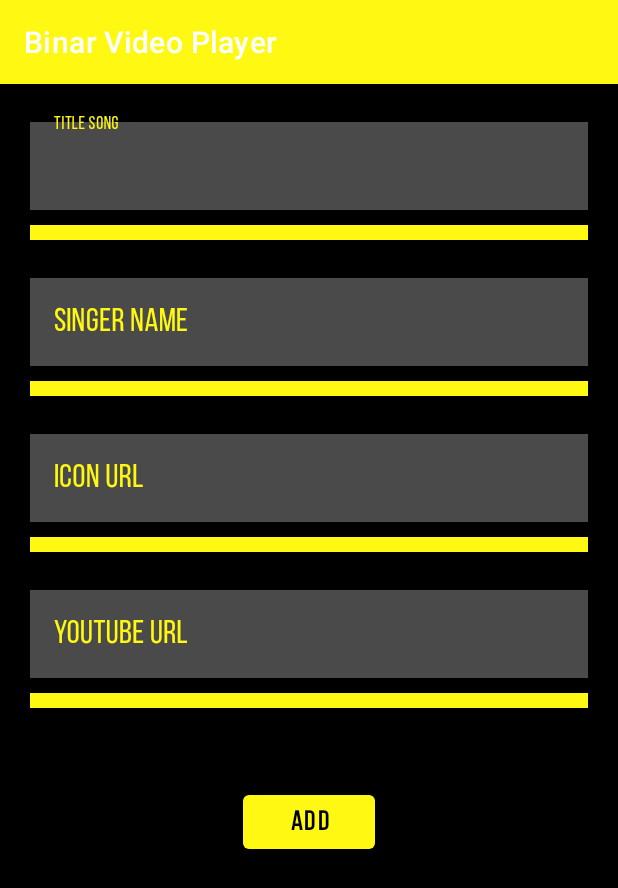
After one commit to icalshapa/BinarVideoPlayer, an Android app: the AddNewSongActivity screen opened directly, with no data from a screen before it, on a phone screen of 412 x 824 dp. The commit adds this screen. Shown: the top 888 px of the screen. Run offline under Robolectric (Android 15) with nearby library versions, the phone set to English and light mode, and no system bars.

Commit message:
Initial commit

```diff
--- a/app/src/main/AndroidManifest.xml
+++ b/app/src/main/AndroidManifest.xml
@@ -2,7 +2,7 @@
 <manifest xmlns:android="http://schemas.android.com/apk/res/android"
     package="com.binarteamtwo.binarvideoplayer">
 
-    <uses-permission android:name="android.permission.INTERNET"/>
+    <uses-permission android:name="android.permission.INTERNET" />
 
     <application
         android:allowBackup="true"
@@ -11,6 +11,7 @@
         android:roundIcon="@mipmap/ic_launcher_round"
         android:supportsRtl="true"
         android:theme="@style/Theme.BinarVideoPlayer">
+        <activity android:name=".addnewsong.AddNewSongActivity"></activity>
         <activity android:name=".MainActivity">
             <intent-filter>
                 <action android:name="android.intent.action.MAIN" />
--- /dev/null
+++ b/app/src/main/java/com/binarteamtwo/binarvideoplayer/addnewsong/AddNewSongActivity.kt
@@ -0,0 +1,12 @@
+package com.binarteamtwo.binarvideoplayer.addnewsong
+
+import androidx.appcompat.app.AppCompatActivity
+import android.os.Bundle
+import com.binarteamtwo.binarvideoplayer.R
+
+class AddNewSongActivity : AppCompatActivity() {
+    override fun onCreate(savedInstanceState: Bundle?) {
+        super.onCreate(savedInstanceState)
+        setContentView(R.layout.activity_add_new_song)
+    }
+}
--- /dev/null
+++ b/app/src/main/res/drawable/shape_rectangle_yellow.xml
@@ -0,0 +1,4 @@
+<?xml version="1.0" encoding="utf-8"?>
+<shape xmlns:android="http://schemas.android.com/apk/res/android">
+    <solid android:color="@color/main_yellow"/>
+</shape>
--- /dev/null
+++ b/app/src/main/res/layout/activity_add_new_song.xml
@@ -0,0 +1,163 @@
+<?xml version="1.0" encoding="utf-8"?>
+<androidx.constraintlayout.widget.ConstraintLayout xmlns:android="http://schemas.android.com/apk/res/android"
+    xmlns:app="http://schemas.android.com/apk/res-auto"
+    xmlns:tools="http://schemas.android.com/tools"
+    android:layout_width="match_parent"
+    android:layout_height="match_parent"
+    android:background="@color/main_black"
+    android:padding="20dp"
+    tools:context=".addnewsong.AddNewSongActivity">
+
+    <com.google.android.material.textfield.TextInputLayout
+        android:id="@+id/til_title_song"
+        style="@style/Widget.MaterialComponents.TextInputLayout.OutlinedBox"
+        android:layout_width="match_parent"
+        android:layout_height="wrap_content"
+        android:hint="Title Song"
+        android:textColorHint="@color/main_yellow"
+        app:layout_constraintLeft_toLeftOf="parent"
+        app:layout_constraintRight_toRightOf="parent"
+        app:layout_constraintTop_toTopOf="parent">
+
+        <com.google.android.material.textfield.TextInputEditText
+            android:id="@+id/et_title_song"
+            android:layout_width="match_parent"
+            android:layout_height="wrap_content"
+            android:background="@color/main_grey"
+            android:fontFamily="@font/bebas_neue_regular"
+            android:textColor="@color/main_yellow"
+            android:textSize="22sp" />
+
+    </com.google.android.material.textfield.TextInputLayout>
+
+    <ImageView
+        android:id="@+id/shape1"
+        android:layout_width="400dp"
+        android:layout_height="10dp"
+        android:layout_marginTop="10dp"
+        android:layout_marginBottom="10dp"
+        android:src="@drawable/shape_rectangle_yellow"
+        app:layout_constraintLeft_toLeftOf="@id/til_title_song"
+        app:layout_constraintRight_toRightOf="@id/til_title_song"
+        app:layout_constraintTop_toBottomOf="@id/til_title_song" />
+
+    <com.google.android.material.textfield.TextInputLayout
+        android:id="@+id/til_singer_name"
+        style="@style/Widget.MaterialComponents.TextInputLayout.OutlinedBox"
+        android:layout_width="match_parent"
+        android:layout_height="wrap_content"
+        android:layout_marginTop="20dp"
+        android:hint="Singer Name"
+        android:textColorHint="@color/main_yellow"
+        app:layout_constraintLeft_toLeftOf="parent"
+        app:layout_constraintRight_toRightOf="parent"
+        app:layout_constraintBottom_toTopOf="@id/shape2"
+        app:layout_constraintTop_toBottomOf="@id/shape1">
+
+        <com.google.android.material.textfield.TextInputEditText
+            android:id="@+id/et_singer_name"
+            android:layout_width="match_parent"
+            android:layout_height="wrap_content"
+            android:background="@color/main_grey"
+            android:fontFamily="@font/bebas_neue_regular"
+            android:textColor="@color/main_yellow"
+            android:textSize="22sp" />
+
+    </com.google.android.material.textfield.TextInputLayout>
+
+    <ImageView
+        android:id="@+id/shape2"
+        android:layout_width="400dp"
+        android:layout_height="10dp"
+        android:layout_marginTop="10dp"
+        android:layout_marginBottom="10dp"
+        android:src="@drawable/shape_rectangle_yellow"
+        app:layout_constraintLeft_toLeftOf="@id/til_singer_name"
+        app:layout_constraintRight_toRightOf="@id/til_singer_name"
+        app:layout_constraintTop_toBottomOf="@id/til_singer_name" />
+
+
+    <com.google.android.material.textfield.TextInputLayout
+        android:id="@+id/til_icon_url"
+        style="@style/Widget.MaterialComponents.TextInputLayout.OutlinedBox"
+        android:layout_width="match_parent"
+        android:layout_height="wrap_content"
+        android:layout_marginTop="20dp"
+        android:hint="Icon URL"
+        android:textColorHint="@color/main_yellow"
+        app:layout_constraintLeft_toLeftOf="parent"
+        app:layout_constraintRight_toRightOf="parent"
+        app:layout_constraintTop_toBottomOf="@id/shape2">
+
+        <com.google.android.material.textfield.TextInputEditText
+            android:id="@+id/et_icon_url"
+            android:layout_width="match_parent"
+            android:layout_height="wrap_content"
+            android:background="@color/main_grey"
+            android:fontFamily="@font/bebas_neue_regular"
+            android:textColor="@color/main_yellow"
+            android:textSize="22sp" />
+
+    </com.google.android.material.textfield.TextInputLayout>
+
+    <ImageView
+        android:id="@+id/shape3"
+        android:layout_width="400dp"
+        android:layout_height="10dp"
+        android:layout_marginTop="10dp"
+        android:layout_marginBottom="10dp"
+        android:src="@drawable/shape_rectangle_yellow"
+        app:layout_constraintLeft_toLeftOf="@id/til_icon_url"
+        app:layout_constraintRight_toRightOf="@id/til_icon_url"
+        app:layout_constraintTop_toBottomOf="@id/til_icon_url" />
+
+    <com.google.android.material.textfield.TextInputLayout
+        android:id="@+id/til_video_url"
+        style="@style/Widget.MaterialComponents.TextInputLayout.OutlinedBox"
+        android:layout_width="match_parent"
+        android:layout_height="wrap_content"
+        android:layout_marginTop="20dp"
+        android:hint="Youtube URL"
+        android:textColorHint="@color/main_yellow"
+        app:layout_constraintLeft_toLeftOf="parent"
+        app:layout_constraintRight_toRightOf="parent"
+        app:layout_constraintTop_toBottomOf="@id/shape3">
+
+        <com.google.android.material.textfield.TextInputEditText
+            android:id="@+id/et_video_url"
+            android:layout_width="match_parent"
+            android:layout_height="wrap_content"
+            android:background="@color/main_grey"
+            android:fontFamily="@font/bebas_neue_regular"
+            android:textColor="@color/main_yellow"
+            android:textSize="22sp" />
+
+    </com.google.android.material.textfield.TextInputLayout>
+
+    <ImageView
+        android:id="@+id/shape4"
+        android:layout_width="400dp"
+        android:layout_height="10dp"
+        android:layout_marginTop="10dp"
+        android:layout_marginBottom="10dp"
+        android:src="@drawable/shape_rectangle_yellow"
+        app:layout_constraintLeft_toLeftOf="@id/til_video_url"
+        app:layout_constraintRight_toRightOf="@id/til_video_url"
+        app:layout_constraintTop_toBottomOf="@id/til_video_url" />
+
+    <Button
+        android:id="@+id/btn_add_song"
+        android:layout_width="wrap_content"
+        android:layout_height="wrap_content"
+        android:layout_marginTop="72dp"
+        android:fontFamily="@font/bebas_neue_regular"
+        android:text="ADD"
+        android:textColor="@color/main_black"
+        android:textSize="18sp"
+        android:textStyle="bold"
+        app:layout_constraintLeft_toLeftOf="parent"
+        app:layout_constraintRight_toRightOf="parent"
+        app:layout_constraintTop_toBottomOf="@id/til_video_url" />
+
+
+</androidx.constraintlayout.widget.ConstraintLayout>
--- a/app/src/main/res/values-night/themes.xml
+++ b/app/src/main/res/values-night/themes.xml
@@ -2,12 +2,12 @@
     <!-- Base application theme. -->
     <style name="Theme.BinarVideoPlayer" parent="Theme.MaterialComponents.DayNight.DarkActionBar">
         <!-- Primary brand color. -->
-        <item name="colorPrimary">@color/yellow</item>
-        <item name="colorPrimaryVariant">@color/yellow</item>
+        <item name="colorPrimary">@color/main_yellow</item>
+        <item name="colorPrimaryVariant">@color/main_grey</item>
         <item name="colorOnPrimary">@color/black</item>
         <!-- Secondary brand color. -->
-        <item name="colorSecondary">@color/yellow</item>
-        <item name="colorSecondaryVariant">@color/yellow</item>
+        <item name="colorSecondary">@color/main_yellow</item>
+        <item name="colorSecondaryVariant">@color/main_grey</item>
         <item name="colorOnSecondary">@color/black</item>
         <!-- Status bar color. -->
         <item name="android:statusBarColor" tools:targetApi="l">?attr/colorPrimaryVariant</item>
--- a/app/src/main/res/values/colors.xml
+++ b/app/src/main/res/values/colors.xml
@@ -8,5 +8,8 @@
     <color name="black">#FF000000</color>
     <color name="white">#FFFFFFFF</color>
 
-    <color name="yellow">#FFFFF812</color>
+    <color name="main_yellow"> #FFF812 </color>
+    <color name="main_black"> #000000 </color>
+    <color name="main_white"> #FFFFFF </color>
+    <color name="main_grey"> #4a4a4a </color>
 </resources>
--- a/app/src/main/res/values/themes.xml
+++ b/app/src/main/res/values/themes.xml
@@ -2,12 +2,12 @@
     <!-- Base application theme. -->
     <style name="Theme.BinarVideoPlayer" parent="Theme.MaterialComponents.DayNight.DarkActionBar">
         <!-- Primary brand color. -->
-        <item name="colorPrimary">@color/yellow</item>
-        <item name="colorPrimaryVariant">@color/yellow</item>
+        <item name="colorPrimary">@color/main_yellow</item>
+        <item name="colorPrimaryVariant">@color/main_grey</item>
         <item name="colorOnPrimary">@color/white</item>
         <!-- Secondary brand color. -->
-        <item name="colorSecondary">@color/yellow</item>
-        <item name="colorSecondaryVariant">@color/yellow</item>
+        <item name="colorSecondary">@color/main_yellow</item>
+        <item name="colorSecondaryVariant">@color/main_grey</item>
         <item name="colorOnSecondary">@color/black</item>
         <!-- Status bar color. -->
         <item name="android:statusBarColor" tools:targetApi="l">?attr/colorPrimaryVariant</item>
```
